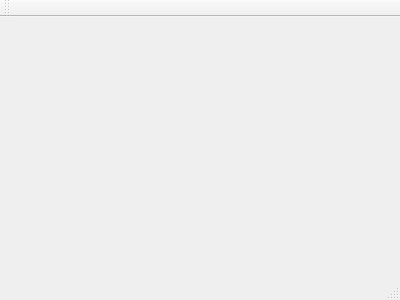
Before: the Qt Designer form KoT_Dice/mainwindow.ui in mikkelau/KoT_Dice, drawn with Qt 5.
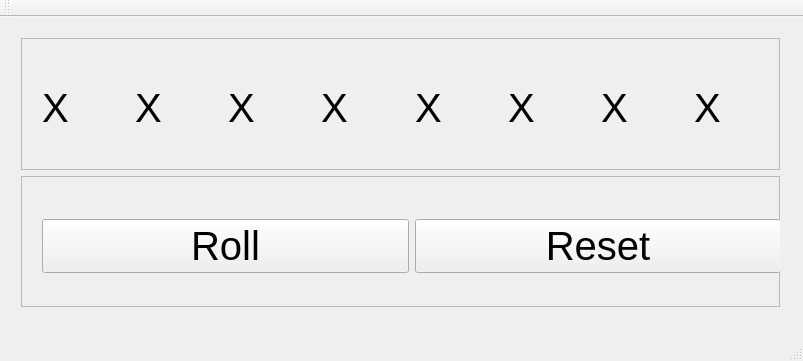
After: the same form once the commit is applied.

Commit message: Renamed proj in cmakelists, started designing GUI

Diff of the .ui file:
```diff
--- a/KoT_Dice/mainwindow.ui
+++ b/KoT_Dice/mainwindow.ui
@@ -1,24 +1,216 @@
 <ui version="4.0">
  <class>MainWindow</class>
- <widget class="QMainWindow" name="MainWindow" >
-  <property name="geometry" >
+ <widget class="QMainWindow" name="MainWindow">
+  <property name="geometry">
    <rect>
     <x>0</x>
     <y>0</y>
-    <width>400</width>
-    <height>300</height>
+    <width>803</width>
+    <height>361</height>
    </rect>
   </property>
   <property name="windowTitle" >
    <string>MainWindow</string>
   </property>
-  <widget class="QMenuBar" name="menuBar" />
-  <widget class="QToolBar" name="mainToolBar" />
-  <widget class="QWidget" name="centralWidget" />
-  <widget class="QStatusBar" name="statusBar" />
+  <widget class="QWidget" name="centralWidget">
+   <widget class="QWidget" name="verticalLayoutWidget_2">
+    <property name="geometry">
+     <rect>
+      <x>10</x>
+      <y>10</y>
+      <width>781</width>
+      <height>291</height>
+     </rect>
+    </property>
+    <layout class="QVBoxLayout" name="verticalLayout_2">
+     <item>
+      <widget class="QFrame" name="frame_2">
+       <property name="frameShape">
+        <enum>QFrame::StyledPanel</enum>
+       </property>
+       <property name="frameShadow">
+        <enum>QFrame::Raised</enum>
+       </property>
+       <widget class="QWidget" name="horizontalLayoutWidget_2">
+        <property name="geometry">
+         <rect>
+          <x>10</x>
+          <y>9</y>
+          <width>761</width>
+          <height>121</height>
+         </rect>
+        </property>
+        <layout class="QHBoxLayout" name="horizontalLayout_2">
+         <item>
+          <widget class="QLabel" name="label_8">
+           <property name="font">
+            <font>
+             <pointsize>30</pointsize>
+            </font>
+           </property>
+           <property name="text">
+            <string>X</string>
+           </property>
+          </widget>
+         </item>
+         <item>
+          <widget class="QLabel" name="label_7">
+           <property name="font">
+            <font>
+             <pointsize>30</pointsize>
+            </font>
+           </property>
+           <property name="text">
+            <string>X</string>
+           </property>
+          </widget>
+         </item>
+         <item>
+          <widget class="QLabel" name="label_6">
+           <property name="font">
+            <font>
+             <pointsize>30</pointsize>
+            </font>
+           </property>
+           <property name="text">
+            <string>X</string>
+           </property>
+          </widget>
+         </item>
+         <item>
+          <widget class="QLabel" name="label_5">
+           <property name="font">
+            <font>
+             <pointsize>30</pointsize>
+            </font>
+           </property>
+           <property name="text">
+            <string>X</string>
+           </property>
+          </widget>
+         </item>
+         <item>
+          <widget class="QLabel" name="label_4">
+           <property name="font">
+            <font>
+             <pointsize>30</pointsize>
+            </font>
+           </property>
+           <property name="text">
+            <string>X</string>
+           </property>
+          </widget>
+         </item>
+         <item>
+          <widget class="QLabel" name="label_3">
+           <property name="font">
+            <font>
+             <pointsize>30</pointsize>
+            </font>
+           </property>
+           <property name="text">
+            <string>X</string>
+           </property>
+          </widget>
+         </item>
+         <item>
+          <widget class="QLabel" name="label_2">
+           <property name="font">
+            <font>
+             <pointsize>30</pointsize>
+            </font>
+           </property>
+           <property name="text">
+            <string>X</string>
+           </property>
+          </widget>
+         </item>
+         <item>
+          <widget class="QLabel" name="label">
+           <property name="font">
+            <font>
+             <pointsize>30</pointsize>
+            </font>
+           </property>
+           <property name="text">
+            <string>X</string>
+           </property>
+          </widget>
+         </item>
+        </layout>
+       </widget>
+      </widget>
+     </item>
+     <item>
+      <widget class="QFrame" name="frame">
+       <property name="frameShape">
+        <enum>QFrame::StyledPanel</enum>
+       </property>
+       <property name="frameShadow">
+        <enum>QFrame::Raised</enum>
+       </property>
+       <widget class="QWidget" name="horizontalLayoutWidget">
+        <property name="geometry">
+         <rect>
+          <x>10</x>
+          <y>10</y>
+          <width>761</width>
+          <height>121</height>
+         </rect>
+        </property>
+        <layout class="QHBoxLayout" name="horizontalLayout">
+         <item>
+          <widget class="QPushButton" name="pushButton">
+           <property name="font">
+            <font>
+             <pointsize>30</pointsize>
+            </font>
+           </property>
+           <property name="text">
+            <string>Roll</string>
+           </property>
+          </widget>
+         </item>
+         <item>
+          <widget class="QPushButton" name="pushButton_2">
+           <property name="font">
+            <font>
+             <pointsize>30</pointsize>
+            </font>
+           </property>
+           <property name="text">
+            <string>Reset</string>
+           </property>
+          </widget>
+         </item>
+        </layout>
+       </widget>
+      </widget>
+     </item>
+    </layout>
+   </widget>
+  </widget>
+  <widget class="QMenuBar" name="menuBar">
+   <property name="geometry">
+    <rect>
+     <x>0</x>
+     <y>0</y>
+     <width>803</width>
+     <height>21</height>
+    </rect>
+   </property>
+  </widget>
+  <widget class="QToolBar" name="mainToolBar">
+   <attribute name="toolBarArea">
+    <enum>TopToolBarArea</enum>
+   </attribute>
+   <attribute name="toolBarBreak">
+    <bool>false</bool>
+   </attribute>
+  </widget>
+  <widget class="QStatusBar" name="statusBar"/>
  </widget>
- <layoutDefault spacing="6" margin="11" />
- <pixmapfunction></pixmapfunction>
+ <layoutdefault spacing="6" margin="11"/>
  <resources/>
  <connections/>
 </ui>
```
Left out of the diff: 3 changed lines with no effect on the pictures. The commit also changes 1 other file.
